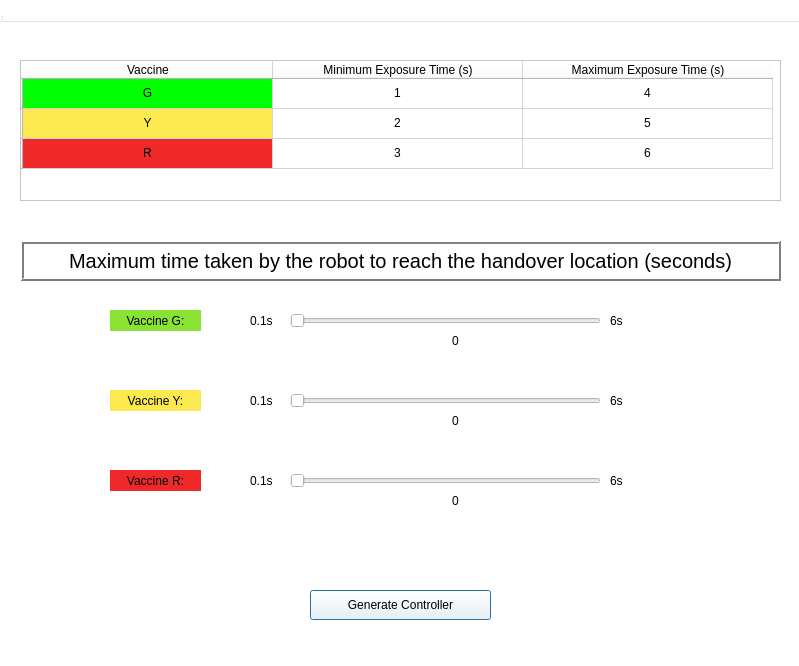
Above: stl_experiment_ui/user_interface/stl_controller_design.ui from alapkshirsagar/handovers_kinova_gen3 before the change. Below: the same form after it.
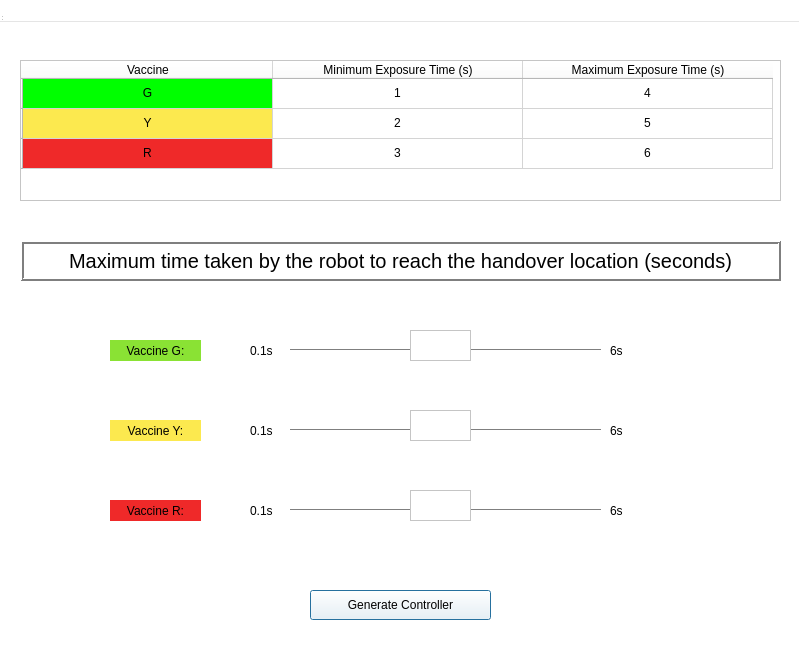
That is the form after the change.

Diff of the .ui file:
```diff
--- a/stl_experiment_ui/user_interface/stl_controller_design.ui
+++ b/stl_experiment_ui/user_interface/stl_controller_design.ui
@@ -591,63 +591,6 @@
      </property>
     </item>
    </widget>
-   <widget class="QSlider" name="horizontalSlider">
-    <property name="geometry">
-     <rect>
-      <x>290</x>
-      <y>280</y>
-      <width>311</width>
-      <height>81</height>
-     </rect>
-    </property>
-    <property name="minimum">
-     <number>1</number>
-    </property>
-    <property name="maximum">
-     <number>60</number>
-    </property>
-    <property name="orientation">
-     <enum>Qt::Horizontal</enum>
-    </property>
-   </widget>
-   <widget class="QSlider" name="horizontalSlider_2">
-    <property name="geometry">
-     <rect>
-      <x>290</x>
-      <y>360</y>
-      <width>311</width>
-      <height>81</height>
-     </rect>
-    </property>
-    <property name="minimum">
-     <number>1</number>
-    </property>
-    <property name="maximum">
-     <number>60</number>
-    </property>
-    <property name="orientation">
-     <enum>Qt::Horizontal</enum>
-    </property>
-   </widget>
-   <widget class="QSlider" name="horizontalSlider_3">
-    <property name="geometry">
-     <rect>
-      <x>290</x>
-      <y>440</y>
-      <width>311</width>
-      <height>81</height>
-     </rect>
-    </property>
-    <property name="minimum">
-     <number>1</number>
-    </property>
-    <property name="maximum">
-     <number>60</number>
-    </property>
-    <property name="orientation">
-     <enum>Qt::Horizontal</enum>
-    </property>
-   </widget>
    <widget class="QLabel" name="label">
     <property name="geometry">
      <rect>
@@ -1103,7 +1046,7 @@
     <property name="geometry">
      <rect>
       <x>110</x>
-      <y>310</y>
+      <y>340</y>
       <width>91</width>
       <height>21</height>
      </rect>
@@ -1125,7 +1068,7 @@
     <property name="geometry">
      <rect>
       <x>110</x>
-      <y>390</y>
+      <y>420</y>
       <width>91</width>
       <height>21</height>
      </rect>
@@ -1147,7 +1090,7 @@
     <property name="geometry">
      <rect>
       <x>110</x>
-      <y>470</y>
+      <y>500</y>
       <width>91</width>
       <height>21</height>
      </rect>
@@ -1169,7 +1112,7 @@
     <property name="geometry">
      <rect>
       <x>250</x>
-      <y>310</y>
+      <y>340</y>
       <width>31</width>
       <height>21</height>
      </rect>
@@ -1182,7 +1125,7 @@
     <property name="geometry">
      <rect>
       <x>610</x>
-      <y>310</y>
+      <y>340</y>
       <width>31</width>
       <height>21</height>
      </rect>
@@ -1195,7 +1138,7 @@
     <property name="geometry">
      <rect>
       <x>610</x>
-      <y>390</y>
+      <y>420</y>
       <width>31</width>
       <height>21</height>
      </rect>
@@ -1208,7 +1151,7 @@
     <property name="geometry">
      <rect>
       <x>610</x>
-      <y>470</y>
+      <y>500</y>
       <width>31</width>
       <height>21</height>
      </rect>
@@ -1217,54 +1160,6 @@
      <string>6s</string>
     </property>
    </widget>
-   <widget class="QLabel" name="label_12">
-    <property name="geometry">
-     <rect>
-      <x>440</x>
-      <y>330</y>
-      <width>31</width>
-      <height>21</height>
-     </rect>
-    </property>
-    <property name="text">
-     <string>0</string>
-    </property>
-    <property name="alignment">
-     <set>Qt::AlignCenter</set>
-    </property>
-   </widget>
-   <widget class="QLabel" name="label_13">
-    <property name="geometry">
-     <rect>
-      <x>440</x>
-      <y>410</y>
-      <width>31</width>
-      <height>21</height>
-     </rect>
-    </property>
-    <property name="text">
-     <string>0</string>
-    </property>
-    <property name="alignment">
-     <set>Qt::AlignCenter</set>
-    </property>
-   </widget>
-   <widget class="QLabel" name="label_14">
-    <property name="geometry">
-     <rect>
-      <x>440</x>
-      <y>490</y>
-      <width>31</width>
-      <height>21</height>
-     </rect>
-    </property>
-    <property name="text">
-     <string>0</string>
-    </property>
-    <property name="alignment">
-     <set>Qt::AlignCenter</set>
-    </property>
-   </widget>
    <widget class="QPushButton" name="generateControllerButton">
     <property name="geometry">
      <rect>
@@ -1282,7 +1177,7 @@
     <property name="geometry">
      <rect>
       <x>250</x>
-      <y>390</y>
+      <y>420</y>
       <width>31</width>
       <height>21</height>
      </rect>
@@ -1295,7 +1190,7 @@
     <property name="geometry">
      <rect>
       <x>250</x>
-      <y>470</y>
+      <y>500</y>
       <width>31</width>
       <height>21</height>
      </rect>
@@ -1304,6 +1199,84 @@
      <string>0.1s</string>
     </property>
    </widget>
+   <widget class="Line" name="line">
+    <property name="geometry">
+     <rect>
+      <x>290</x>
+      <y>340</y>
+      <width>311</width>
+      <height>20</height>
+     </rect>
+    </property>
+    <property name="toolTip">
+     <string>&lt;html&gt;&lt;head/&gt;&lt;body&gt;&lt;p&gt;&amp;lt;&lt;/p&gt;&lt;/body&gt;&lt;/html&gt;</string>
+    </property>
+    <property name="orientation">
+     <enum>Qt::Horizontal</enum>
+    </property>
+   </widget>
+   <widget class="Line" name="line_2">
+    <property name="geometry">
+     <rect>
+      <x>290</x>
+      <y>420</y>
+      <width>311</width>
+      <height>20</height>
+     </rect>
+    </property>
+    <property name="toolTip">
+     <string>&lt;html&gt;&lt;head/&gt;&lt;body&gt;&lt;p&gt;&amp;lt;&lt;/p&gt;&lt;/body&gt;&lt;/html&gt;</string>
+    </property>
+    <property name="orientation">
+     <enum>Qt::Horizontal</enum>
+    </property>
+   </widget>
+   <widget class="Line" name="line_3">
+    <property name="geometry">
+     <rect>
+      <x>290</x>
+      <y>500</y>
+      <width>311</width>
+      <height>20</height>
+     </rect>
+    </property>
+    <property name="toolTip">
+     <string>&lt;html&gt;&lt;head/&gt;&lt;body&gt;&lt;p&gt;&amp;lt;&lt;/p&gt;&lt;/body&gt;&lt;/html&gt;</string>
+    </property>
+    <property name="orientation">
+     <enum>Qt::Horizontal</enum>
+    </property>
+   </widget>
+   <widget class="QTextEdit" name="stl_y_val">
+    <property name="geometry">
+     <rect>
+      <x>410</x>
+      <y>410</y>
+      <width>61</width>
+      <height>31</height>
+     </rect>
+    </property>
+   </widget>
+   <widget class="QTextEdit" name="stl_r_val">
+    <property name="geometry">
+     <rect>
+      <x>410</x>
+      <y>490</y>
+      <width>61</width>
+      <height>31</height>
+     </rect>
+    </property>
+   </widget>
+   <widget class="QTextEdit" name="stl_g_val">
+    <property name="geometry">
+     <rect>
+      <x>410</x>
+      <y>330</y>
+      <width>61</width>
+      <height>31</height>
+     </rect>
+    </property>
+   </widget>
   </widget>
   <widget class="QMenuBar" name="menubar">
    <property name="geometry">
```
